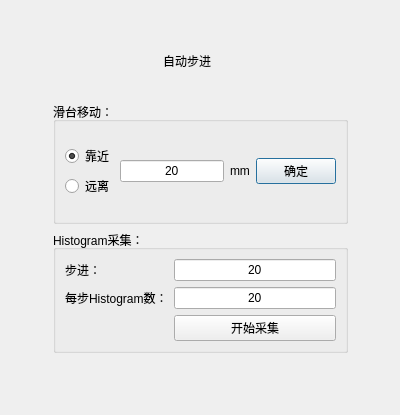
The window that autostepping_dialog.ui (heathen557/vangogh_software) describes before a commit, drawn with Qt 5.
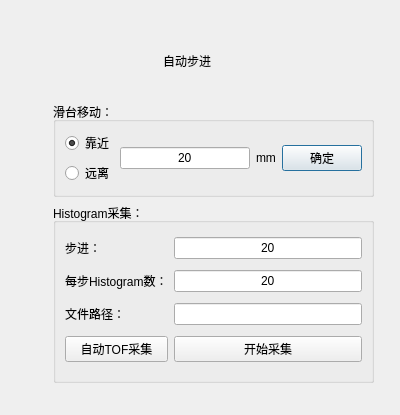
The same window after the commit. Icons and pictures are not drawn.

```diff
--- a/autostepping_dialog.ui
+++ b/autostepping_dialog.ui
@@ -17,7 +17,7 @@
    <iconset resource="images/img.qrc">
     <normaloff>:/new/prefix1/icon_1.png</normaloff>:/new/prefix1/icon_1.png</iconset>
   </property>
-  <widget class="QWidget" name="">
+  <widget class="QWidget" name="layoutWidget">
    <property name="geometry">
     <rect>
      <x>100</x>
@@ -65,16 +65,16 @@
     </item>
    </layout>
   </widget>
-  <widget class="QWidget" name="">
+  <widget class="QWidget" name="layoutWidget">
    <property name="geometry">
     <rect>
      <x>53</x>
      <y>102</y>
-     <width>295</width>
-     <height>251</height>
+     <width>321</width>
+     <height>281</height>
     </rect>
    </property>
-   <layout class="QVBoxLayout" name="verticalLayout_2">
+   <layout class="QVBoxLayout" name="verticalLayout_2" stretch="1,2">
     <item>
      <widget class="QGroupBox" name="groupBox">
       <property name="title">
@@ -134,9 +134,7 @@
       <property name="title">
        <string>Histogram采集：</string>
       </property>
-      <layout class="QGridLayout" name="gridLayout_2">
-       <item row="0" column="0">
-        <layout class="QFormLayout" name="formLayout">
+      <layout class="QGridLayout" name="gridLayout_2" columnstretch="1,2">
          <item row="0" column="0">
           <widget class="QLabel" name="label_3">
            <property name="text">
@@ -172,26 +170,28 @@
           </widget>
          </item>
          <item row="2" column="0">
-          <spacer name="horizontalSpacer_3">
-           <property name="orientation">
-            <enum>Qt::Horizontal</enum>
-           </property>
-           <property name="sizeHint" stdset="0">
-            <size>
-             <width>98</width>
-             <height>20</height>
-            </size>
-           </property>
-          </spacer>
+        <widget class="QLabel" name="label_5">
+         <property name="text">
+          <string>文件路径：</string>
+         </property>
+        </widget>
          </item>
          <item row="2" column="1">
+        <widget class="QLineEdit" name="filePath_lineEdit"/>
+       </item>
+       <item row="3" column="1">
           <widget class="QPushButton" name="HistogramGet_pushButton">
            <property name="text">
             <string>开始采集</string>
            </property>
           </widget>
          </item>
-        </layout>
+       <item row="3" column="0">
+        <widget class="QPushButton" name="AutoTofTest_pushButton">
+         <property name="text">
+          <string>自动TOF采集</string>
+         </property>
+        </widget>
        </item>
       </layout>
      </widget>
```
Lines whose indentation alone changed are shown as unchanged.
